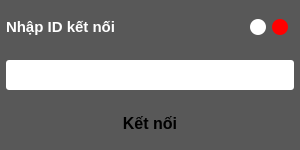
The window that UI_Files/connect.ui (hoangm960/Astraea) describes before a commit, drawn with Qt 5.
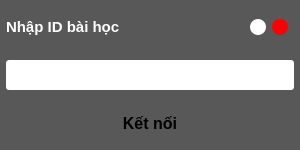
The same window after the commit.

Commit message: add download in DownloadWindow

```diff
--- a/UI_Files/connect.ui
+++ b/UI_Files/connect.ui
@@ -87,7 +87,7 @@
 background-color: transparent;</string>
          </property>
          <property name="text">
-          <string>Nhập ID kết nối</string>
+          <string>Nhập ID bài học</string>
          </property>
         </widget>
        </item>
```
Left out of the diff: 4 changed lines with no effect on the pictures. The commit also changes 1 other file.
